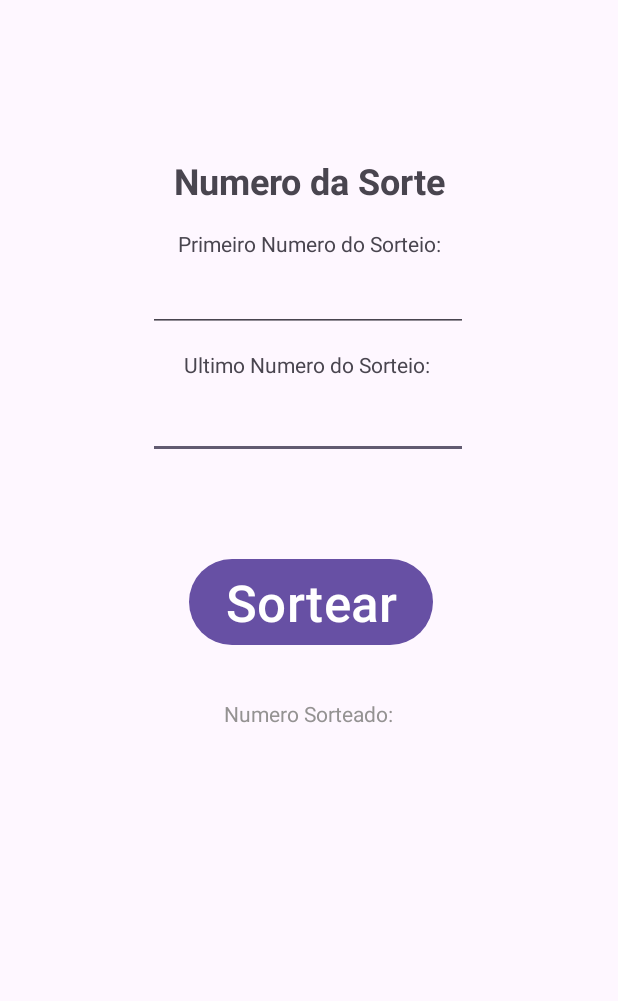
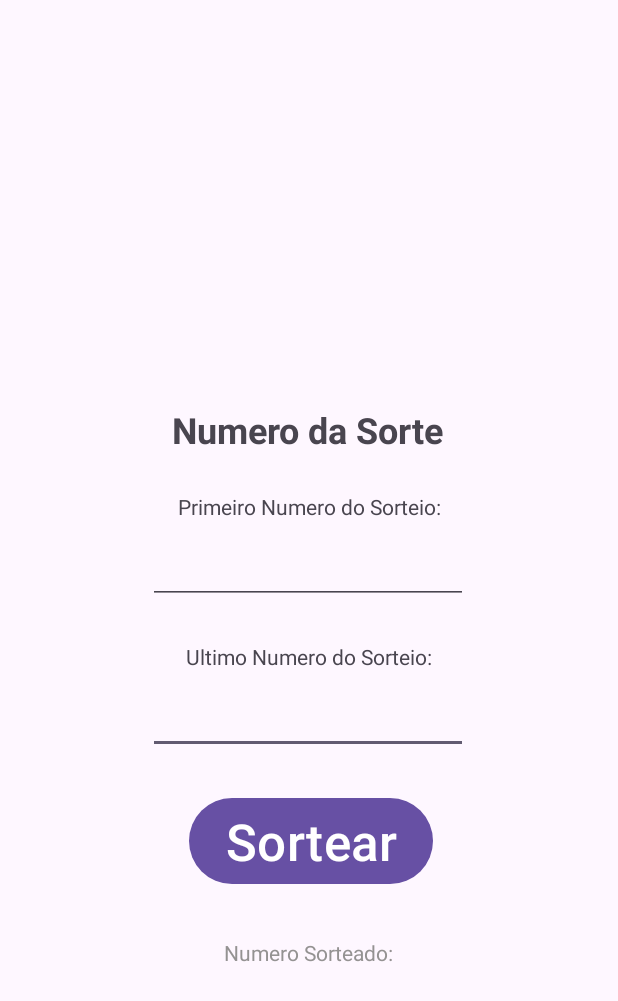
Before and after one commit to felipefpinto/Aplicativo-Numero-da-Sorte, an Android app: the screen it shows after launch (MainActivity), on a phone screen of 412 x 824 dp. Shown: the top 1001 px of the screen. Run offline under Robolectric (Android 15) with nearby library versions, the phone set to English and light mode, and no system bars.

Commit message:
Ajustes no posicionamento dos itens para melhor utilização do app

```diff
--- a/app/src/main/res/layout/activity_main.xml
+++ b/app/src/main/res/layout/activity_main.xml
@@ -11,7 +11,7 @@
         android:id="@+id/numero_final"
         android:layout_width="wrap_content"
         android:layout_height="wrap_content"
-        android:layout_marginTop="8dp"
+        android:layout_marginTop="10dp"
         android:ems="10"
         android:inputType="number"
         android:textAlignment="center"
@@ -24,10 +24,9 @@
         android:id="@+id/textView3"
         android:layout_width="wrap_content"
         android:layout_height="wrap_content"
-        android:layout_marginTop="12dp"
+        android:layout_marginTop="25dp"
         android:text="Ultimo Numero do Sorteio:"
         app:layout_constraintEnd_toEndOf="parent"
-        app:layout_constraintHorizontal_bias="0.497"
         app:layout_constraintStart_toStartOf="parent"
         app:layout_constraintTop_toBottomOf="@+id/numero_inicio" />
 
@@ -35,7 +34,7 @@
         android:id="@+id/numero_inicio"
         android:layout_width="wrap_content"
         android:layout_height="wrap_content"
-        android:layout_marginTop="4dp"
+        android:layout_marginTop="10dp"
         android:ems="10"
         android:inputType="number"
         android:textAlignment="center"
@@ -48,7 +47,7 @@
         android:id="@+id/textView2"
         android:layout_width="wrap_content"
         android:layout_height="wrap_content"
-        android:layout_marginTop="16dp"
+        android:layout_marginTop="25dp"
         android:text="Primeiro Numero do Sorteio:"
         app:layout_constraintEnd_toEndOf="parent"
         app:layout_constraintHorizontal_bias="0.504"
@@ -59,12 +58,12 @@
         android:id="@+id/textView"
         android:layout_width="wrap_content"
         android:layout_height="wrap_content"
-        android:layout_marginTop="104dp"
+        android:layout_marginTop="270dp"
         android:text="Numero da Sorte"
         android:textSize="24sp"
         android:textStyle="bold"
         app:layout_constraintEnd_toEndOf="parent"
-        app:layout_constraintHorizontal_bias="0.502"
+        app:layout_constraintHorizontal_bias="0.497"
         app:layout_constraintStart_toStartOf="parent"
         app:layout_constraintTop_toTopOf="parent" />
 
@@ -72,14 +71,14 @@
         android:id="@+id/button"
         android:layout_width="wrap_content"
         android:layout_height="wrap_content"
-        android:layout_marginTop="232dp"
+        android:layout_marginTop="25dp"
         android:onClick="sortear"
         android:text="Sortear"
         android:textSize="34sp"
         app:layout_constraintEnd_toEndOf="parent"
         app:layout_constraintHorizontal_bias="0.506"
         app:layout_constraintStart_toStartOf="parent"
-        app:layout_constraintTop_toBottomOf="@+id/textView" />
+        app:layout_constraintTop_toBottomOf="@id/numero_final" />
 
     <TextView
         android:id="@+id/text_resultado"
```
